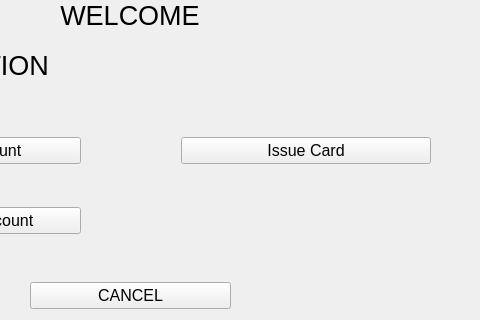
Above: UI/admin_menu.ui from shubhamadhk15/ATM-SIMULATOR before the change; both pictures show x 220 to 700 and y 100 to 420 of the 700 by 420 pixel window. Below: the same form after it.
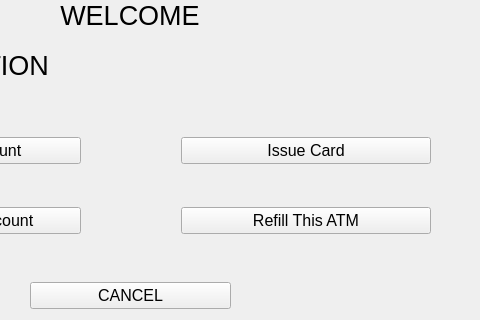
That is the form after the change.

Commit message: Added template for mailfunction , modified, admin.py, admin.ui

What changed in the file:
```diff
--- a/UI/admin_menu.ui
+++ b/UI/admin_menu.ui
@@ -208,6 +208,18 @@
       </property>
      </widget>
     </item>
+    <item row="1" column="1">
+     <widget class="QPushButton" name="refillBtn">
+      <property name="font">
+       <font>
+        <pointsize>12</pointsize>
+       </font>
+      </property>
+      <property name="text">
+       <string>Refill This ATM</string>
+      </property>
+     </widget>
+    </item>
    </layout>
   </widget>
  </widget>
```
Left out of the diff: 6 changed lines with no effect on the pictures. The commit also changes 4 other files.
